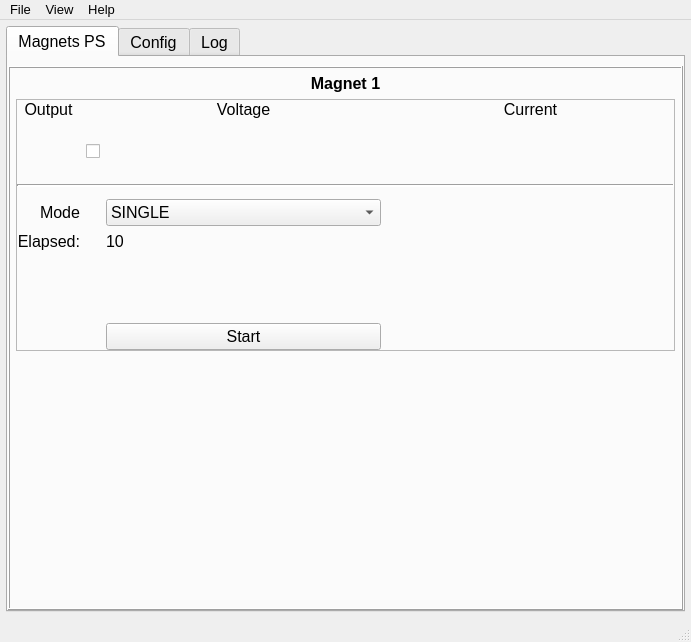
Before: the Qt Designer form Magnets_UI.ui in salinsalins/TDKLambda, drawn with Qt 5.
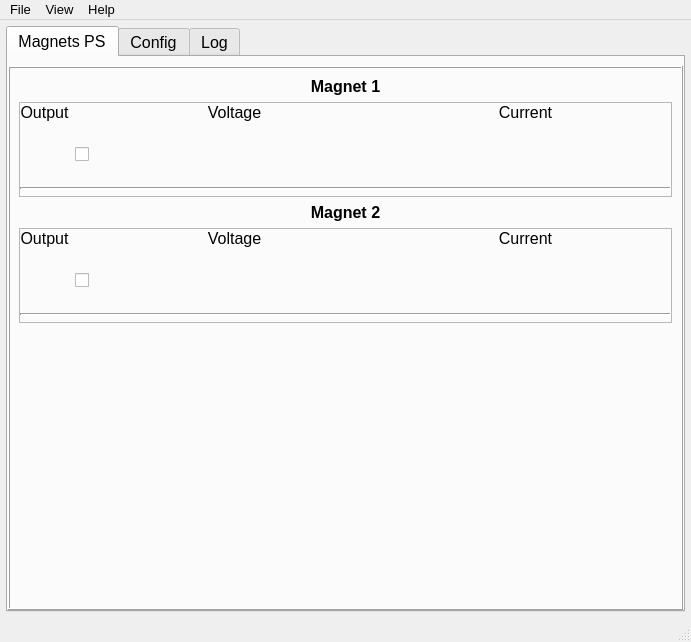
After: the same form once the commit is applied. Custom widgets are drawn as their Qt base class.

```diff
--- a/Magnets_UI.ui
+++ b/Magnets_UI.ui
@@ -96,24 +96,6 @@
            <enum>QFrame::Raised</enum>
           </property>
           <layout class="QVBoxLayout" name="verticalLayout_2">
-           <property name="spacing">
-            <number>6</number>
-           </property>
-           <property name="sizeConstraint">
-            <enum>QLayout::SetMinimumSize</enum>
-           </property>
-           <property name="leftMargin">
-            <number>6</number>
-           </property>
-           <property name="topMargin">
-            <number>6</number>
-           </property>
-           <property name="rightMargin">
-            <number>6</number>
-           </property>
-           <property name="bottomMargin">
-            <number>6</number>
-           </property>
            <item>
             <widget class="QLabel" name="label_4">
              <property name="font">
@@ -130,6 +112,170 @@
              </property>
             </widget>
            </item>
+           <item>
+            <widget class="QFrame" name="frame_5">
+             <property name="sizePolicy">
+              <sizepolicy hsizetype="Preferred" vsizetype="Preferred">
+               <horstretch>0</horstretch>
+               <verstretch>0</verstretch>
+              </sizepolicy>
+             </property>
+             <property name="frameShape">
+              <enum>QFrame::StyledPanel</enum>
+             </property>
+             <property name="frameShadow">
+              <enum>QFrame::Raised</enum>
+             </property>
+             <layout class="QGridLayout" name="gridLayout_4" columnstretch="0,0,0,0,0,0">
+              <property name="leftMargin">
+               <number>0</number>
+              </property>
+              <property name="topMargin">
+               <number>0</number>
+              </property>
+              <property name="rightMargin">
+               <number>0</number>
+              </property>
+              <property name="bottomMargin">
+               <number>0</number>
+              </property>
+              <item row="0" column="2">
+               <widget class="QLabel" name="label_12">
+                <property name="text">
+                 <string>Voltage</string>
+                </property>
+                <property name="alignment">
+                 <set>Qt::AlignCenter</set>
+                </property>
+               </widget>
+              </item>
+              <item row="1" column="4">
+               <widget class="TaurusLabel" name="taurusLabel_5">
+                <property name="sizePolicy">
+                 <sizepolicy hsizetype="Expanding" vsizetype="Preferred">
+                  <horstretch>0</horstretch>
+                  <verstretch>0</verstretch>
+                 </sizepolicy>
+                </property>
+                <property name="model">
+                 <string>/binp/nbi/magnet1/current</string>
+                </property>
+               </widget>
+              </item>
+              <item row="1" column="0">
+               <widget class="TaurusLed" name="taurusLed_3">
+                <property name="maximumSize">
+                 <size>
+                  <width>30</width>
+                  <height>30</height>
+                 </size>
+                </property>
+                <property name="model">
+                 <string>/binp/nbi/magnet1/out</string>
+                </property>
+               </widget>
+              </item>
+              <item row="1" column="2">
+               <widget class="TaurusLabel" name="taurusLabel_6">
+                <property name="sizePolicy">
+                 <sizepolicy hsizetype="Expanding" vsizetype="Preferred">
+                  <horstretch>0</horstretch>
+                  <verstretch>0</verstretch>
+                 </sizepolicy>
+                </property>
+                <property name="model">
+                 <string>/binp/nbi/magnet1/voltage</string>
+                </property>
+               </widget>
+              </item>
+              <item row="1" column="3">
+               <widget class="TaurusWheelEdit" name="taurusWheelEdit_5">
+                <property name="model">
+                 <string>/binp/nbi/magnet1/programmed_voltage</string>
+                </property>
+                <property name="autoApply">
+                 <bool>false</bool>
+                </property>
+               </widget>
+              </item>
+              <item row="0" column="0">
+               <widget class="QLabel" name="label_13">
+                <property name="text">
+                 <string>Output</string>
+                </property>
+                <property name="alignment">
+                 <set>Qt::AlignCenter</set>
+                </property>
+               </widget>
+              </item>
+              <item row="2" column="0" colspan="6">
+               <widget class="Line" name="line_3">
+                <property name="lineWidth">
+                 <number>2</number>
+                </property>
+                <property name="orientation">
+                 <enum>Qt::Horizontal</enum>
+                </property>
+               </widget>
+              </item>
+              <item row="1" column="5">
+               <widget class="TaurusWheelEdit" name="taurusWheelEdit_6">
+                <property name="minimumSize">
+                 <size>
+                  <width>0</width>
+                  <height>53</height>
+                 </size>
+                </property>
+                <property name="model">
+                 <string>/binp/nbi/magnet1/programmed_current</string>
+                </property>
+                <property name="autoApply">
+                 <bool>false</bool>
+                </property>
+               </widget>
+              </item>
+              <item row="3" column="0" colspan="2">
+               <widget class="TaurusFrame" name="taurusFrame_3"/>
+              </item>
+              <item row="1" column="1">
+               <widget class="TaurusValueCheckBox" name="taurusValueCheckBox_13">
+                <property name="model">
+                 <string>/binp/nbi/magnet1/out</string>
+                </property>
+                <property name="showText">
+                 <bool>false</bool>
+                </property>
+               </widget>
+              </item>
+              <item row="0" column="4">
+               <widget class="QLabel" name="label_14">
+                <property name="text">
+                 <string>Current</string>
+                </property>
+                <property name="alignment">
+                 <set>Qt::AlignCenter</set>
+                </property>
+               </widget>
+              </item>
+             </layout>
+            </widget>
+           </item>
+           <item>
+            <widget class="QLabel" name="label_6">
+             <property name="font">
+              <font>
+               <weight>75</weight>
+               <bold>true</bold>
+              </font>
+             </property>
+             <property name="text">
+              <string>Magnet 2</string>
+             </property>
+             <property name="alignment">
+              <set>Qt::AlignHCenter|Qt::AlignTop</set>
+             </property>
+            </widget>
+           </item>
            <item>
             <widget class="QFrame" name="frame_4">
              <property name="sizePolicy">
@@ -144,7 +290,7 @@
              <property name="frameShadow">
               <enum>QFrame::Raised</enum>
              </property>
-             <layout class="QGridLayout" name="gridLayout_2" columnstretch="0,0,0,0,0,0,0">
+             <layout class="QGridLayout" name="gridLayout_2" columnstretch="0,0,0,0,0,0">
               <property name="leftMargin">
                <number>0</number>
               </property>
@@ -167,22 +313,19 @@
                 </property>
                </widget>
               </item>
-              <item row="7" column="2">
-               <widget class="QPushButton" name="pushButton_2">
+              <item row="1" column="4">
+               <widget class="TaurusLabel" name="taurusLabel_2">
                 <property name="sizePolicy">
-                 <sizepolicy hsizetype="Preferred" vsizetype="Preferred">
+                 <sizepolicy hsizetype="Expanding" vsizetype="Preferred">
                   <horstretch>0</horstretch>
                   <verstretch>0</verstretch>
                  </sizepolicy>
                 </property>
-                <property name="text">
-                 <string>Start</string>
+                <property name="model">
+                 <string>/binp/nbi/magnet2/current</string>
                 </property>
                </widget>
               </item>
-              <item row="7" column="5">
-               <widget class="QLed" name="qLed"/>
-              </item>
               <item row="1" column="0">
                <widget class="TaurusLed" name="taurusLed">
                 <property name="maximumSize">
@@ -192,7 +335,7 @@
                  </size>
                 </property>
                 <property name="model">
-                 <string>/binp/nbi/magnet1/out</string>
+                 <string>/binp/nbi/magnet2/out</string>
                 </property>
                </widget>
               </item>
@@ -205,17 +348,17 @@
                  </sizepolicy>
                 </property>
                 <property name="model">
-                 <string>/binp/nbi/magnet1/voltage</string>
+                 <string>/binp/nbi/magnet2/voltage</string>
                 </property>
                </widget>
               </item>
               <item row="1" column="3">
                <widget class="TaurusWheelEdit" name="taurusWheelEdit_2">
                 <property name="model">
-                 <string>/binp/nbi/magnet1/programmed_voltage</string>
+                 <string>/binp/nbi/magnet2/programmed_voltage</string>
                 </property>
                 <property name="autoApply">
-                 <bool>true</bool>
+                 <bool>false</bool>
                 </property>
                </widget>
               </item>
@@ -229,66 +372,6 @@
                 </property>
                </widget>
               </item>
-              <item row="4" column="2">
-               <widget class="QComboBox" name="comboBox">
-                <property name="sizePolicy">
-                 <sizepolicy hsizetype="Preferred" vsizetype="Preferred">
-                  <horstretch>0</horstretch>
-                  <verstretch>0</verstretch>
-                 </sizepolicy>
-                </property>
-                <item>
-                 <property name="text">
-                  <string>SINGLE</string>
-                 </property>
-                </item>
-                <item>
-                 <property name="text">
-                  <string>PERIODICAL</string>
-                 </property>
-                </item>
-               </widget>
-              </item>
-              <item row="6" column="0">
-               <spacer name="verticalSpacer_3">
-                <property name="orientation">
-                 <enum>Qt::Vertical</enum>
-                </property>
-                <property name="sizeHint" stdset="0">
-                 <size>
-                  <width>20</width>
-                  <height>40</height>
-                 </size>
-                </property>
-               </spacer>
-              </item>
-              <item row="5" column="2">
-               <widget class="QLabel" name="label_9">
-                <property name="text">
-                 <string>10</string>
-                </property>
-               </widget>
-              </item>
-              <item row="5" column="0">
-               <widget class="QLabel" name="label_7">
-                <property name="text">
-                 <string>Elapsed:</string>
-                </property>
-                <property name="alignment">
-                 <set>Qt::AlignRight|Qt::AlignTrailing|Qt::AlignVCenter</set>
-                </property>
-               </widget>
-              </item>
-              <item row="4" column="0">
-               <widget class="QLabel" name="label_8">
-                <property name="text">
-                 <string>Mode</string>
-                </property>
-                <property name="alignment">
-                 <set>Qt::AlignRight|Qt::AlignTrailing|Qt::AlignVCenter</set>
-                </property>
-               </widget>
-              </item>
               <item row="2" column="0" colspan="6">
                <widget class="Line" name="line">
                 <property name="lineWidth">
@@ -308,10 +391,10 @@
                  </size>
                 </property>
                 <property name="model">
-                 <string>/binp/nbi/magnet1/programmed_current</string>
+                 <string>/binp/nbi/magnet2/programmed_current</string>
                 </property>
                 <property name="autoApply">
-                 <bool>true</bool>
+                 <bool>false</bool>
                 </property>
                </widget>
               </item>
@@ -321,26 +404,13 @@
               <item row="1" column="1">
                <widget class="TaurusValueCheckBox" name="taurusValueCheckBox_11">
                 <property name="model">
-                 <string>/binp/nbi/magnet1/out</string>
+                 <string>/binp/nbi/magnet2/out</string>
                 </property>
                 <property name="showText">
                  <bool>false</bool>
                 </property>
                </widget>
               </item>
-              <item row="1" column="4">
-               <widget class="TaurusLabel" name="taurusLabel_2">
-                <property name="sizePolicy">
-                 <sizepolicy hsizetype="Expanding" vsizetype="Preferred">
-                  <horstretch>0</horstretch>
-                  <verstretch>0</verstretch>
-                 </sizepolicy>
-                </property>
-                <property name="model">
-                 <string>/binp/nbi/magnet1/current</string>
-                </property>
-               </widget>
-              </item>
               <item row="0" column="4">
                <widget class="QLabel" name="label_5">
                 <property name="text">
```
